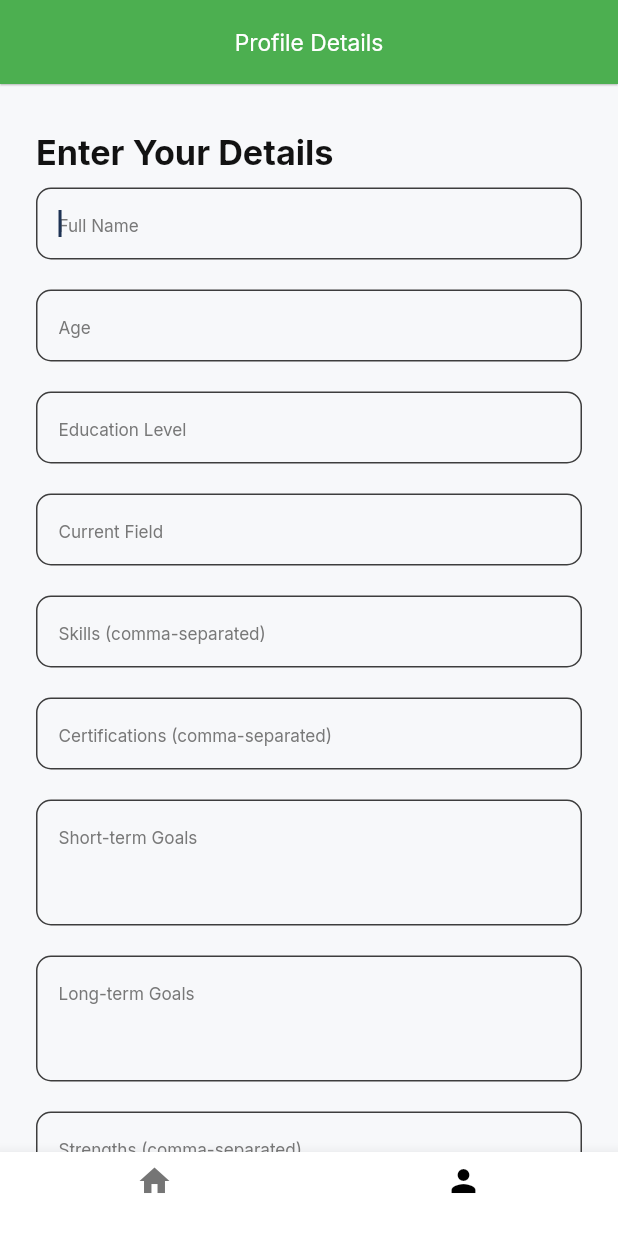
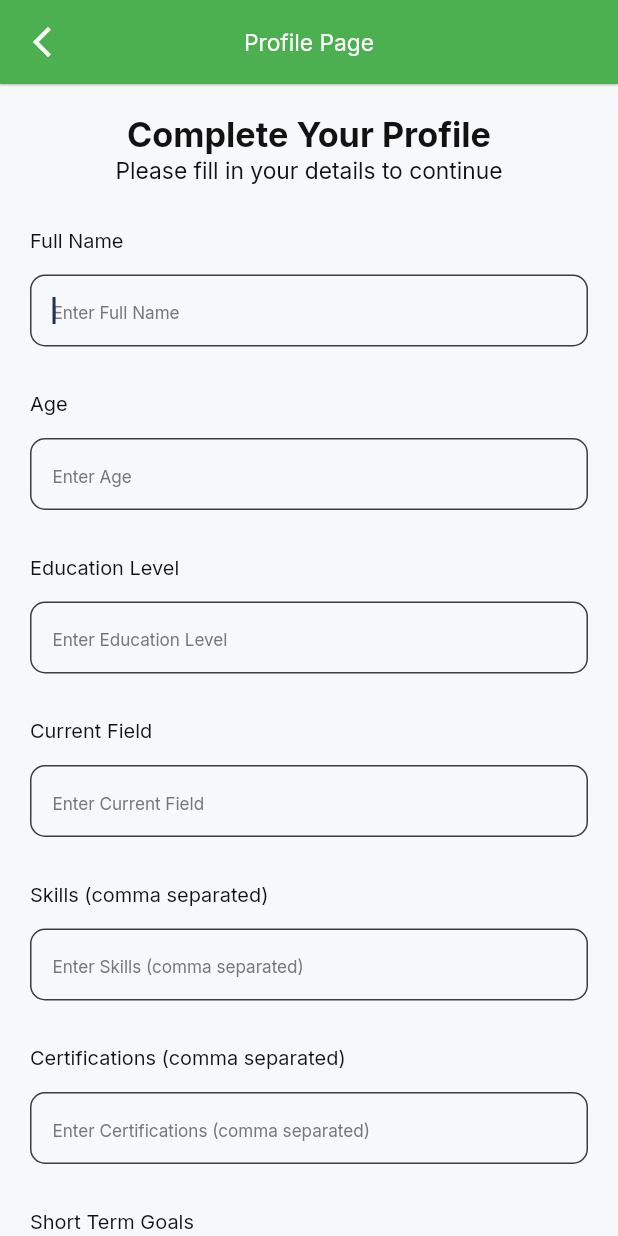
Before and after one commit to fahadcareer/Skillify, a Flutter app: the ProfilePage screen opened by its route, on a phone screen of 412 x 824 dp. Run offline on Flutter 3.47's test engine with Material 3 defaults, Android fonts, the phone set to English and light mode, and no system bars; our stand-ins replace cached_network_image, dotted_border, flutter_bloc, flutter_native_splash, flutter_spinkit, flutter_svg and 10 more; missing offline and left inert: auto_size_text_field; accounts and stored records are empty; statements that could not run were skipped; project files that could hold a hidden picture were left out.

Commit message:
updated profile

```diff
--- /dev/null
+++ b/lib/src/cubit/profile/profile_cubit.dart
@@ -0,0 +1,44 @@
+import 'dart:convert';
+import 'dart:developer';
+import 'package:Skillify/src/services/repositoty.dart';
+import 'package:flutter_bloc/flutter_bloc.dart';
+import 'package:Skillify/src/cubit/profile/profile_state.dart';
+
+class ProfileCubit extends Cubit<ProfileState> {
+  final Repository repository;
+
+  ProfileCubit({required this.repository}) : super(ProfileInitialState());
+
+  Future<void> getProfile(String email) async {
+    emit(ProfileLoadingState());
+    try {
+      final response = await repository.getProfile(email);
+      if (response['msg'] == 'Profile not found') {
+        emit(ProfileNotFoundState());
+      } else {
+        emit(ProfileLoadedState(profile: response));
+      }
+    } catch (e) {
+      emit(ProfileErrorState(error: e.toString()));
+    }
+  }
+
+  Future<void> saveProfile(Map<String, dynamic> profileData) async {
+    emit(ProfileSavingState());
+    try {
+      log('Sending profile data: ${jsonEncode(profileData)}');
+      final response = await repository.saveProfile(profileData);
+      log('Save profile response: $response');
+
+      if (response['msg'] == 'Profile saved successfully') {
+        emit(ProfileSavedState());
+      } else {
+        emit(ProfileErrorState(
+            error: 'Failed to save profile: ${response['msg']}'));
+      }
+    } catch (e) {
+      log('Save profile error: $e');
+      emit(ProfileErrorState(error: e.toString()));
+    }
+  }
+}
--- /dev/null
+++ b/lib/src/cubit/profile/profile_state.dart
@@ -0,0 +1,23 @@
+abstract class ProfileState {}
+
+class ProfileInitialState extends ProfileState {}
+
+class ProfileLoadingState extends ProfileState {}
+
+class ProfileLoadedState extends ProfileState {
+  final Map<String, dynamic> profile;
+
+  ProfileLoadedState({required this.profile});
+}
+
+class ProfileNotFoundState extends ProfileState {}
+
+class ProfileSavingState extends ProfileState {}
+
+class ProfileSavedState extends ProfileState {}
+
+class ProfileErrorState extends ProfileState {
+  final String error;
+
+  ProfileErrorState({required this.error});
+}
--- a/lib/src/pages/profile_page.dart
+++ b/lib/src/pages/profile_page.dart
@@ -1,13 +1,15 @@
-import 'package:Skillify/src/provider/profile_provider.dart';
-import 'package:Skillify/src/widgets/cus_bottom_nav.dart';
+import 'package:Skillify/src/cubit/profile/profile_cubit.dart';
+import 'package:Skillify/src/cubit/profile/profile_state.dart';
+import 'package:Skillify/src/widgets/cus_appbar.dart';
 import 'package:flutter/material.dart';
+import 'package:flutter_bloc/flutter_bloc.dart';
+import 'package:Skillify/src/data/local/cache_helper.dart';
 import 'package:go_router/go_router.dart';
-import 'package:provider/provider.dart';
-import '../res/dimentions/space.dart';
-import '../res/style/app_typography.dart';
-import '../widgets/cus_appbar.dart';
-import '../widgets/cus_button.dart';
-import '../widgets/input_form_box.dart';
+import 'package:Skillify/src/res/style/text_style.dart';
+import 'package:Skillify/src/res/style/app_typography.dart';
+import 'package:Skillify/src/res/dimentions/space.dart';
+import 'package:Skillify/src/widgets/cus_button.dart';
+import 'package:Skillify/src/widgets/input_form_box.dart';
 
 class ProfilePage extends StatefulWidget {
   const ProfilePage({super.key});
@@ -18,140 +20,217 @@ class ProfilePage extends StatefulWidget {
 
 class _ProfilePageState extends State<ProfilePage> {
   final _formKey = GlobalKey<FormState>();
+  final TextEditingController _nameController = TextEditingController();
+  final TextEditingController _ageController = TextEditingController();
+  final TextEditingController _educationLevelController =
+      TextEditingController();
+  final TextEditingController _currentFieldController = TextEditingController();
+  final TextEditingController _skillsController = TextEditingController();
+  final TextEditingController _certificationsController =
+      TextEditingController();
+  final TextEditingController _shortTermGoalsController =
+      TextEditingController();
+  final TextEditingController _longTermGoalsController =
+      TextEditingController();
+  final TextEditingController _strengthsController = TextEditingController();
+  final TextEditingController _weaknessesController = TextEditingController();
+  final TextEditingController _projectsController = TextEditingController();
+
+  String? userEmail;
+  bool isLoading = true;
+  bool isProfileExist = false;
+
+  @override
+  void initState() {
+    super.initState();
+    userEmail = CacheHelper.getString(key: 'email');
+    _loadUserProfile();
+  }
+
+  void _loadUserProfile() {
+    if (userEmail != null && userEmail!.isNotEmpty) {
+      context.read<ProfileCubit>().getProfile(userEmail!);
+    }
+  }
+
+  void _saveProfile() {
+    if (_formKey.currentState!.validate()) {
+      if (userEmail == null || userEmail!.isEmpty) {
+        ScaffoldMessenger.of(context).showSnackBar(
+          SnackBar(content: Text("Email not found! Please log in again.")),
+        );
+        return;
+      }
+      final profileData = {
+        'email': userEmail,
+        'name': _nameController.text,
+        'age': int.tryParse(_ageController.text) ?? 0,
+        'educationLevel': _educationLevelController.text,
+        'currentField': _currentFieldController.text,
+        'skills':
+            _skillsController.text.split(',').map((e) => e.trim()).toList(),
+        'certifications': _certificationsController.text
+            .split(',')
+            .map((e) => e.trim())
+            .toList(),
+        'shortTermGoals': _shortTermGoalsController.text,
+        'longTermGoals': _longTermGoalsController.text,
+        'strengths':
+            _strengthsController.text.split(',').map((e) => e.trim()).toList(),
+        'weaknesses':
+            _weaknessesController.text.split(',').map((e) => e.trim()).toList(),
+        'projects':
+            _projectsController.text.split(',').map((e) => e.trim()).toList(),
+      };
+
+      context.read<ProfileCubit>().saveProfile(profileData);
+    }
+  }
+
+  void _populateForm(Map<String, dynamic> profileData) {
+    _nameController.text = profileData['name'] ?? '';
+    _ageController.text = (profileData['age'] ?? '').toString();
+    _educationLevelController.text = profileData['educationLevel'] ?? '';
+    _currentFieldController.text = profileData['currentField'] ?? '';
+    _skillsController.text =
+        (profileData['skills'] as List<dynamic>?)?.join(', ') ?? '';
+    _certificationsController.text =
+        (profileData['certifications'] as List<dynamic>?)?.join(', ') ?? '';
+    _shortTermGoalsController.text = profileData['shortTermGoals'] ?? '';
+    _longTermGoalsController.text = profileData['longTermGoals'] ?? '';
+    _strengthsController.text =
+        (profileData['strengths'] as List<dynamic>?)?.join(', ') ?? '';
+    _weaknessesController.text =
+        (profileData['weaknesses'] as List<dynamic>?)?.join(', ') ?? '';
+    _projectsController.text =
+        (profileData['projects'] as List<dynamic>?)?.join(', ') ?? '';
+  }
 
   @override
   Widget build(BuildContext context) {
-    final profileProvider = Provider.of<ProfileProvider>(context);
-
     return Scaffold(
-      bottomNavigationBar: CustomBottomNavigation(currentIndex: 1),
       appBar: CustomAppBar(
         c: context,
-        title: "Profile Details",
-        backButton: false,
+        title: "Profile Page",
+        backButton: true,
       ),
-      body: SingleChildScrollView(
-        padding: const EdgeInsets.symmetric(horizontal: 24, vertical: 32),
+      body: BlocConsumer<ProfileCubit, ProfileState>(
+        listener: (context, state) {
+          if (state is ProfileLoadedState) {
+            setState(() {
+              isLoading = false;
+              isProfileExist = true;
+            });
+            _populateForm(state.profile);
+            ScaffoldMessenger.of(context).showSnackBar(
+              SnackBar(content: Text("Profile loaded successfully!")),
+            );
+          } else if (state is ProfileNotFoundState) {
+            setState(() {
+              isLoading = false;
+              isProfileExist = false;
+            });
+            ScaffoldMessenger.of(context).showSnackBar(
+              SnackBar(content: Text("Please complete your profile")),
+            );
+          } else if (state is ProfileSavedState) {
+            ScaffoldMessenger.of(context).showSnackBar(
+              SnackBar(content: Text("Profile saved successfully!")),
+            );
+            context.go('/home');
+          } else if (state is ProfileErrorState) {
+            ScaffoldMessenger.of(context).showSnackBar(
+              SnackBar(content: Text("Error: ${state.error}")),
+            );
+          }
+        },
+        builder: (context, state) {
+          if (state is ProfileLoadingState && isLoading) {
+            return Center(child: CircularProgressIndicator());
+          }
+
+          return SingleChildScrollView(
+            padding: const EdgeInsets.all(20.0),
             child: Form(
               key: _formKey,
               child: Column(
                 crossAxisAlignment: CrossAxisAlignment.start,
                 children: [
-              Text(
-                'Enter Your Details',
-                style: TextStyles.h2?.copyWith(
-                  fontWeight: FontWeight.bold,
+                  Center(
+                      child: textStyle(
+                          text: isProfileExist
+                              ? 'Update Profile'
+                              : 'Complete Your Profile',
+                          style: TextStyles.h2!)),
+                  Center(
+                      child: textStyle(
+                    text: isProfileExist
+                        ? 'Update your professional information'
+                        : 'Please fill in your details to continue',
+                    style: TextStyles.b2!,
+                  )),
+                  Space.y1!,
+                  _buildFormField('Full Name', _nameController),
+                  _buildFormField('Age', _ageController,
+                      keyboardType: TextInputType.number),
+                  _buildFormField('Education Level', _educationLevelController),
+                  _buildFormField('Current Field', _currentFieldController),
+                  _buildFormField(
+                      'Skills (comma separated)', _skillsController),
+                  _buildFormField('Certifications (comma separated)',
+                      _certificationsController),
+                  _buildFormField('Short Term Goals', _shortTermGoalsController,
+                      maxLines: 3),
+                  _buildFormField('Long Term Goals', _longTermGoalsController,
+                      maxLines: 3),
+                  _buildFormField(
+                      'Strengths (comma separated)', _strengthsController),
+                  _buildFormField(
+                      'Weaknesses (comma separated)', _weaknessesController),
+                  _buildFormField(
+                      'Projects (comma separated)', _projectsController),
+                  Space.y1!,
+                  state is ProfileSavingState
+                      ? Center(child: CircularProgressIndicator())
+                      : CustomButton(
+                          context: context,
+                          txt: isProfileExist
+                              ? 'Update Profile'
+                              : 'Save Profile',
+                          onPressed: _saveProfile,
                         ),
-              ),
-              Space.y0!,
-              _buildInputFields(profileProvider),
-              Space.y0!,
-              _buildSubmitButton(profileProvider),
+                  Space.y2!,
                 ],
               ),
             ),
+          );
+        },
       ),
     );
   }
 
-  Widget _buildInputFields(ProfileProvider provider) {
-    final fields = [
-      {'label': 'Full Name', 'controller': provider.controllers['name']},
-      {
-        'label': 'Age',
-        'controller': provider.controllers['age'],
-        'numeric': true
+  Widget _buildFormField(String label, TextEditingController controller,
+      {TextInputType keyboardType = TextInputType.text, int maxLines = 1}) {
+    return Column(
+      crossAxisAlignment: CrossAxisAlignment.start,
+      children: [
+        textStyle(text: label, style: TextStyles.b3),
+        Space.y!,
+        CustomTextForm(
+          controller: controller,
+          label: 'Enter $label',
+          keyboardType: keyboardType,
+          maxLines: maxLines,
+          validator: (val) {
+            if (val.isEmpty) {
+              return '$label cannot be empty';
+            }
+            return null;
           },
-      {
-        'label': 'Education Level',
-        'controller': provider.controllers['educationLevel'],
-        'hint': 'e.g., High School, Undergraduate, Graduate'
-      },
-      {
-        'label': 'Current Field',
-        'controller': provider.controllers['currentField']
-      },
-      {
-        'label': 'Skills (comma-separated)',
-        'controller': provider.controllers['skills']
-      },
-      {
-        'label': 'Certifications (comma-separated)',
-        'controller': provider.controllers['certifications']
-      },
-      {
-        'label': 'Short-term Goals',
-        'controller': provider.controllers['shortTermGoals'],
-        'multiline': true
-      },
-      {
-        'label': 'Long-term Goals',
-        'controller': provider.controllers['longTermGoals'],
-        'multiline': true
-      },
-      {
-        'label': 'Strengths (comma-separated)',
-        'controller': provider.controllers['strengths']
-      },
-      {
-        'label': 'Weaknesses (comma-separated)',
-        'controller': provider.controllers['weaknesses']
-      },
-      {
-        'label': 'Projects (comma-separated)',
-        'controller': provider.controllers['projects']
-      },
-    ];
-
-    return Column(
-      children: fields
-          .map((field) => Padding(
-                padding: const EdgeInsets.only(bottom: 20.0),
-                child: CustomTextForm(
-                  controller: field['controller'] as TextEditingController,
-                  label: field['label'] as String,
-                  keyboardType: field['numeric'] == true
-                      ? TextInputType.number
-                      : TextInputType.text,
-                  maxLines: field['multiline'] == true ? 3 : 1,
-                  validator: (val) =>
-                      val!.isEmpty ? '${field['label']} cannot be empty' : null,
-                  onChanged: (String value) {},
+          onChanged: (value) {},
         ),
-              ))
-          .toList(),
-    );
-  }
-
-  Widget _buildSubmitButton(ProfileProvider provider) {
-    return provider.isLoading
-        ? const Center(child: CircularProgressIndicator())
-        : CustomButton(
-            context: context,
-            txtColor: Colors.white,
-            txt: 'Start Assessment',
-            onPressed: () => _generateAssessment(provider),
-          );
-  }
-
-  Future<void> _generateAssessment(ProfileProvider provider) async {
-    if (!_formKey.currentState!.validate()) return;
-
-    final success = await provider.generateAssessment();
-
-    if (success && mounted) {
-      context.push('/assessment', extra: {
-        'userProfile': provider.userProfile,
-        'assessment': provider.assessment
-      });
-    } else if (mounted) {
-      _showErrorSnackBar('Failed to generate assessment. Please try again.');
-    }
-  }
-
-  void _showErrorSnackBar(String message) {
-    ScaffoldMessenger.of(context).showSnackBar(
-      SnackBar(content: Text(message), backgroundColor: Colors.red),
+        Space.y1!,
+      ],
     );
   }
 }
--- a/lib/src/res/strings/network_string.dart
+++ b/lib/src/res/strings/network_string.dart
@@ -2,4 +2,6 @@ class NetworkString {
   static const String baseURL = "http://20.46.197.154:5075";
   static const String login = "$baseURL/login";
   static const String register = "$baseURL/register";
+  static const String profile = "$baseURL/profile";
+  static const String getProfile = "$baseURL/profile";
 }
```
Also changed, not shown: lib/src/app.dart (+7 -6 lines), lib/src/routes/routes.dart (+24 -2 lines), lib/src/services/network_services.dart (+61 -0 lines), lib/src/services/repositoty.dart (+16 -1 lines). Lines whose indentation alone changed are shown as unchanged.
